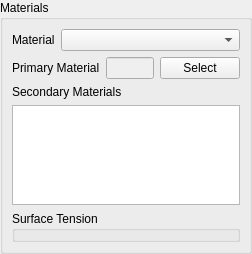
The window that baramFlow/view/setup/cell_zone_conditions/materials_widget.ui (nextfoam/baram) describes before a commit, drawn with Qt 5.
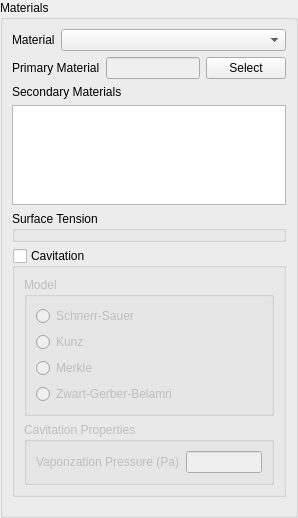
The same window after the commit.

Commit message: Issue baram#374 Cavitation 기능 구현

The edit to the form file:
```diff
--- a/baramFlow/view/setup/cell_zone_conditions/materials_widget.ui
+++ b/baramFlow/view/setup/cell_zone_conditions/materials_widget.ui
@@ -6,8 +6,8 @@
    <rect>
     <x>0</x>
     <y>0</y>
-    <width>252</width>
-    <height>210</height>
+    <width>298</width>
+    <height>493</height>
    </rect>
   </property>
   <property name="windowTitle">
@@ -73,7 +73,7 @@
           <number>0</number>
          </property>
          <property name="bottomMargin">
-          <number>0</number>
+          <number>9</number>
          </property>
          <item>
           <widget class="QWidget" name="widget_2" native="true">
@@ -168,6 +168,90 @@
            </layout>
           </widget>
          </item>
+         <item>
+          <widget class="QGroupBox" name="cavitation">
+           <property name="title">
+            <string>Cavitation</string>
+           </property>
+           <property name="checkable">
+            <bool>true</bool>
+           </property>
+           <property name="checked">
+            <bool>false</bool>
+           </property>
+           <layout class="QVBoxLayout" name="verticalLayout_7">
+            <item>
+             <widget class="QGroupBox" name="groupBox_2">
+              <property name="title">
+               <string>Model</string>
+              </property>
+              <layout class="QVBoxLayout" name="verticalLayout_6">
+               <item>
+                <widget class="QRadioButton" name="schnerrSauer">
+                 <property name="text">
+                  <string>Schnerr-Sauer</string>
+                 </property>
+                </widget>
+               </item>
+               <item>
+                <widget class="QRadioButton" name="kunz">
+                 <property name="text">
+                  <string>Kunz</string>
+                 </property>
+                </widget>
+               </item>
+               <item>
+                <widget class="QRadioButton" name="merkle">
+                 <property name="text">
+                  <string>Merkle</string>
+                 </property>
+                </widget>
+               </item>
+               <item>
+                <widget class="QRadioButton" name="zwartGerberBelamri">
+                 <property name="text">
+                  <string>Zwart-Gerber-Belamri</string>
+                 </property>
+                </widget>
+               </item>
+              </layout>
+             </widget>
+            </item>
+            <item>
+             <widget class="QGroupBox" name="groupBox_3">
+              <property name="title">
+               <string>Cavitation Properties</string>
+              </property>
+              <layout class="QFormLayout" name="formLayout_2">
+               <item row="0" column="0">
+                <widget class="QLabel" name="label_4">
+                 <property name="text">
+                  <string>Vaporization Pressure (Pa)</string>
+                 </property>
+                </widget>
+               </item>
+               <item row="0" column="1">
+                <widget class="QLineEdit" name="vaporizationPressure"/>
+               </item>
+              </layout>
+             </widget>
+            </item>
+           </layout>
+          </widget>
+         </item>
+         <item>
+          <spacer name="verticalSpacer">
+           <property name="orientation">
+            <enum>Qt::Vertical</enum>
+           </property>
+           <property name="sizeHint" stdset="0">
+            <size>
+             <width>20</width>
+             <height>40</height>
+            </size>
+           </property>
+          </spacer>
+         </item>
         </layout>
        </widget>
       </item>
```
Left out of the diff: 4 changed lines with no effect on the pictures. The commit also changes 22 other files.
